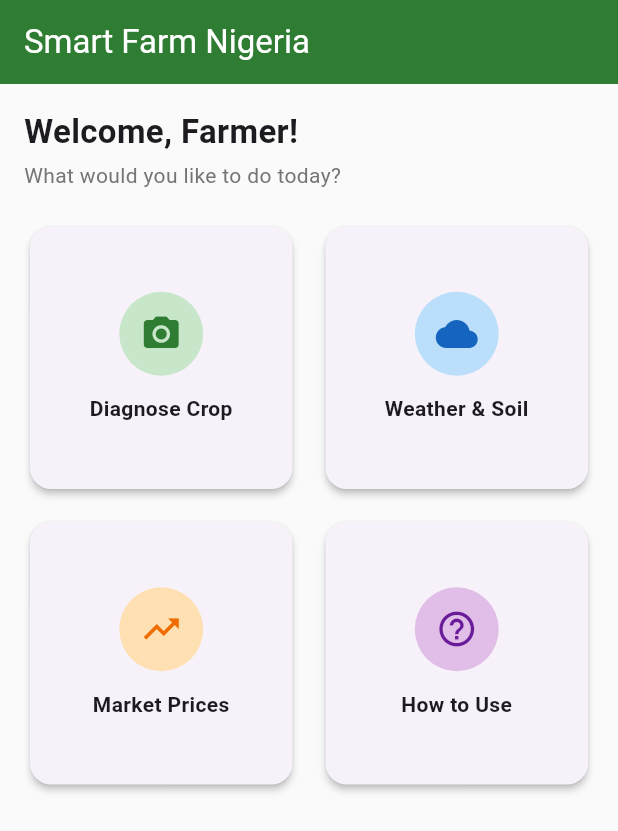
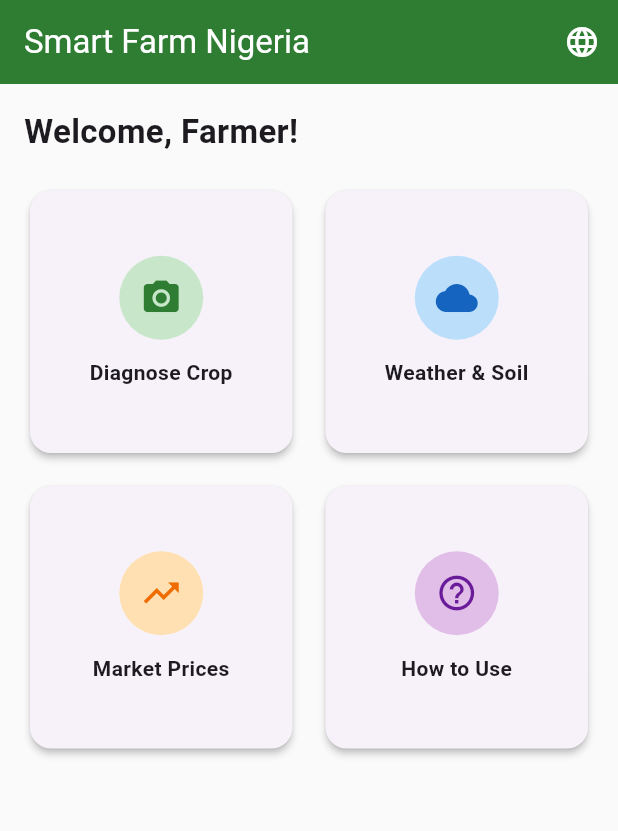
Before and after one commit to ishaq6835/smart_farm_nigeria_app, a Flutter app: the screen it shows after launch, on a phone screen of 412 x 824 dp. Shown: the top 831 px of the screen. Run offline on Flutter 3.47's test engine with Material 3 defaults, Android fonts, the phone set to English and light mode, and no system bars; our stand-ins replace geolocator, image_picker, shared_preferences.

Commit message:
Add English/Hausa language toggle

```diff
--- a/lib/main.dart
+++ b/lib/main.dart
@@ -3,13 +3,27 @@ import 'diagnose_screen.dart';
 import 'weather_screen.dart';
 import 'market_screen.dart';
 import 'tutorial_screen.dart';
+import 'translations.dart';
 
 void main() {
   runApp(const SmartFarmApp());
 }
 
-class SmartFarmApp extends StatelessWidget {
+class SmartFarmApp extends StatefulWidget {
   const SmartFarmApp({super.key});
+
+  @override
+  State<SmartFarmApp> createState() => _SmartFarmAppState();
+}
+
+class _SmartFarmAppState extends State<SmartFarmApp> {
+  String _languageCode = 'en';
+
+  void _setLanguage(String code) {
+    setState(() {
+      _languageCode = code;
+    });
+  }
 
   @override
   Widget build(BuildContext context) {
@@ -19,37 +33,49 @@ class SmartFarmApp extends StatelessWidget {
         primarySwatch: Colors.green,
         useMaterial3: true,
       ),
-      home: const HomeScreen(),
+      home: HomeScreen(
+        languageCode: _languageCode,
+        onLanguageChange: _setLanguage,
+      ),
     );
   }
 }
 
 class HomeScreen extends StatelessWidget {
-  const HomeScreen({super.key});
+  final String languageCode;
+  final Function(String) onLanguageChange;
+
+  const HomeScreen({
+    super.key,
+    required this.languageCode,
+    required this.onLanguageChange,
+  });
+
+  String t(String key) => Translations.get(key, languageCode);
 
   @override
   Widget build(BuildContext context) {
     final tiles = [
       {
-        'label': 'Diagnose Crop',
+        'label': t('diagnose_crop'),
         'icon': Icons.camera_alt,
         'color': Colors.green,
-        'screen': const DiagnoseScreen(),
+        'screen': DiagnoseScreen(languageCode: languageCode),
       },
       {
-        'label': 'Weather & Soil',
+        'label': t('weather_soil'),
         'icon': Icons.cloud,
         'color': Colors.blue,
         'screen': const WeatherScreen(),
       },
       {
-        'label': 'Market Prices',
+        'label': t('market_prices'),
         'icon': Icons.trending_up,
         'color': Colors.orange,
         'screen': const MarketScreen(),
       },
       {
-        'label': 'How to Use',
+        'label': t('how_to_use'),
         'icon': Icons.help_outline,
         'color': Colors.purple,
         'screen': const TutorialScreen(),
@@ -59,23 +85,28 @@ class HomeScreen extends StatelessWidget {
     return Scaffold(
       backgroundColor: Colors.grey[50],
       appBar: AppBar(
-        title: const Text('Smart Farm Nigeria'),
+        title: Text(t('app_title')),
         backgroundColor: Colors.green[800],
         foregroundColor: Colors.white,
+        actions: [
+          PopupMenuButton<String>(
+            icon: const Icon(Icons.language),
+            onSelected: onLanguageChange,
+            itemBuilder: (context) => [
+              const PopupMenuItem(value: 'en', child: Text('English')),
+              const PopupMenuItem(value: 'ha', child: Text('Hausa')),
+            ],
+          ),
+        ],
       ),
       body: Padding(
         padding: const EdgeInsets.all(16.0),
         child: Column(
           crossAxisAlignment: CrossAxisAlignment.start,
           children: [
-            const Text(
-              'Welcome, Farmer!',
-              style: TextStyle(fontSize: 22, fontWeight: FontWeight.bold),
-            ),
-            const SizedBox(height: 4),
             Text(
-              'What would you like to do today?',
-              style: TextStyle(fontSize: 14, color: Colors.grey[600]),
+              t('welcome'),
+              style: const TextStyle(fontSize: 22, fontWeight: FontWeight.bold),
             ),
             const SizedBox(height: 20),
             Expanded(
--- /dev/null
+++ b/lib/translations.dart
@@ -0,0 +1,48 @@
+class Translations {
+  static const Map<String, Map<String, String>> _strings = {
+    'en': {
+      'app_title': 'Smart Farm Nigeria',
+      'welcome': 'Welcome, Farmer!',
+      'diagnose_crop': 'Diagnose Crop',
+      'weather_soil': 'Weather & Soil',
+      'market_prices': 'Market Prices',
+      'how_to_use': 'How to Use',
+      'select_crop': 'Select your crop:',
+      'maize': 'Maize',
+      'rice': 'Rice',
+      'groundnut': 'Groundnut',
+      'beans': 'Beans',
+      'take_photo': 'Take or upload a photo of the affected leaf',
+      'camera': 'Camera',
+      'gallery': 'Gallery',
+      'analyze': 'Analyze',
+      'diagnosis_result': 'Diagnosis Result',
+      'looks_healthy': 'looks healthy',
+      'placeholder_note': '(This is a placeholder result - real AI diagnosis coming soon.)',
+    },
+    'ha': {
+      'app_title': 'Gonar Zamani ta Najeriya',
+      'welcome': 'Barka da zuwa, Manomi!',
+      'diagnose_crop': 'Duba Cutar Amfanin Gona',
+      'weather_soil': 'Yanayi da Kasa',
+      'market_prices': 'Farashin Kasuwa',
+      'how_to_use': 'Yadda Ake Amfani',
+      'select_crop': 'Zabi amfanin gonarka:',
+      'maize': 'Masara',
+      'rice': 'Shinkafa',
+      'groundnut': 'Gyada',
+      'beans': 'Wake',
+      'take_photo': 'Dauki ko loda hoton ganyen da abin ya shafa',
+      'camera': 'Kamara',
+      'gallery': 'Hoto',
+      'analyze': 'Duba',
+      'diagnosis_result': 'Sakamakon Bincike',
+      'looks_healthy': 'yana da lafiya',
+      'placeholder_note': '(Wannan misali ne kawai - ainihin bincike na AI zai zo nan gaba.)',
+    },
+  };
+
+  static String get(String key, String languageCode) {
+    return _strings[languageCode]?[key] ?? _strings['en']![key] ?? key;
+  }
+}
--- a/lib/tutorial_screen.dart
+++ b/lib/tutorial_screen.dart
@@ -21,7 +21,7 @@ class _TutorialScreenState extends State<TutorialScreen> {
       'title': 'Diagnose Your Crop',
       'description': 'Pick your crop, snap a photo of the leaf, and get a quick health check.',
       'action': 'Try Diagnosis',
-      'screen': const DiagnoseScreen(),
+            'screen': const DiagnoseScreen(languageCode: 'en'),
     },
     {
       'icon': Icons.cloud,
```
Also changed, not shown: lib/diagnose_screen.dart (+21 -13 lines), lib/photo_screen.dart (+15 -11 lines).
